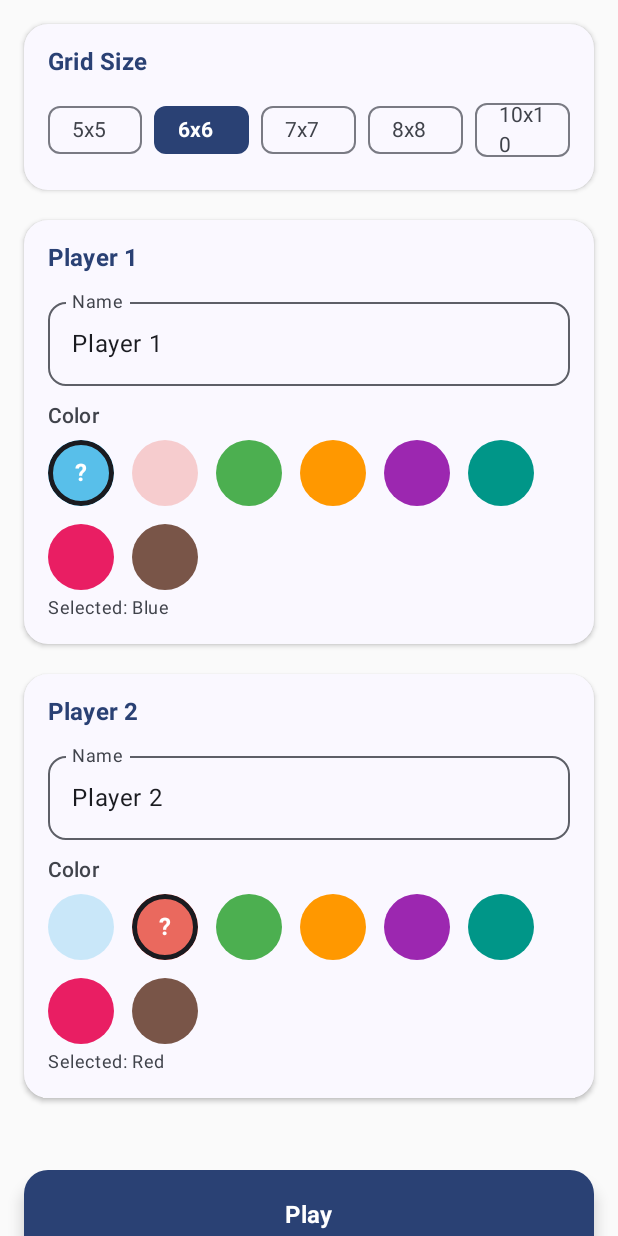
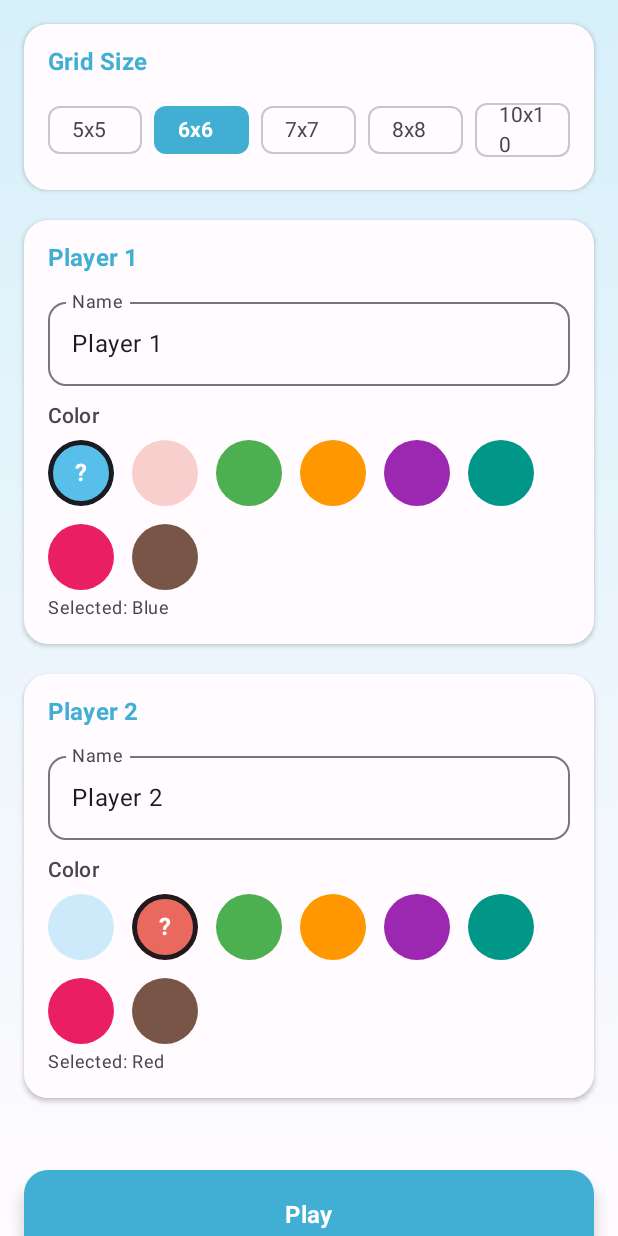
Before and after one commit to blueedgetechno/chainreaction, an Android app built with Jetpack Compose: the screen it shows after launch (MainActivity), after a tap on "PLAY VS.", on a phone screen of 412 x 824 dp. Run offline under Robolectric (Android 15) with nearby library versions, the phone set to English and light mode, and no system bars.

Commit message:
UI changes: light mode default, red/blue theme, circular slider thumb, #41afd4 blue
- Force light mode by default (not system preference) in Theme.kt
- Update color scheme to red/blue game theme (#41AFD4 blue, #EA695E red)
- Add circular slider handle for difficulty slider
- Use #41afd4 for Blue in game board background
- Add gradient background to setup screen matching main menu

Co-authored-by: blueedgetechno <54899800+blueedgetechno@users.noreply.github.com>

```diff
--- a/app/src/main/java/com/blueedge/chainreaction/ui/screens/GameBoardScreen.kt
+++ b/app/src/main/java/com/blueedge/chainreaction/ui/screens/GameBoardScreen.kt
@@ -68,7 +68,7 @@ fun GameBoardScreen(
     // Vivid background that transitions between player colors
     val bgColor by animateColorAsState(
         targetValue = if (state.currentPlayerId == 1)
-            Color(0xFF5BAAEF) // Vivid blue
+            Color(0xFF41AFD4) // Blue
         else
             Color(0xFFE99C7C), // Warm coral
         animationSpec = tween(600),
--- a/app/src/main/java/com/blueedge/chainreaction/ui/screens/GameSetupScreen.kt
+++ b/app/src/main/java/com/blueedge/chainreaction/ui/screens/GameSetupScreen.kt
@@ -24,6 +24,7 @@ import androidx.compose.material3.Button
 import androidx.compose.material3.ButtonDefaults
 import androidx.compose.material3.Card
 import androidx.compose.material3.CardDefaults
+import androidx.compose.material3.ExperimentalMaterial3Api
 import androidx.compose.material3.FilterChip
 import androidx.compose.material3.FilterChipDefaults
 import androidx.compose.material3.MaterialTheme
@@ -42,6 +43,7 @@ import androidx.compose.runtime.setValue
 import androidx.compose.ui.Alignment
 import androidx.compose.ui.Modifier
 import androidx.compose.ui.draw.clip
+import androidx.compose.ui.graphics.Brush
 import androidx.compose.ui.graphics.Color
 import androidx.compose.ui.text.font.FontWeight
 import androidx.compose.ui.text.style.TextAlign
@@ -77,6 +79,14 @@ fun GameSetupScreen(
     Column(
         modifier = Modifier
             .fillMaxSize()
+            .background(
+                Brush.verticalGradient(
+                    colors = listOf(
+                        MaterialTheme.colorScheme.primaryContainer,
+                        MaterialTheme.colorScheme.background
+                    )
+                )
+            )
             .verticalScroll(rememberScrollState())
             .padding(16.dp),
         verticalArrangement = Arrangement.spacedBy(20.dp, Alignment.CenterVertically),
@@ -298,6 +308,7 @@ private fun ColorPicker(
     }
 }
 
+@OptIn(ExperimentalMaterial3Api::class)
 @Composable
 private fun DifficultySlider(
     selected: BotDifficulty,
@@ -326,7 +337,15 @@ private fun DifficultySlider(
                 thumbColor = MaterialTheme.colorScheme.primary,
                 activeTrackColor = MaterialTheme.colorScheme.primary,
                 inactiveTrackColor = MaterialTheme.colorScheme.primaryContainer
-            )
+            ),
+            thumb = {
+                Box(
+                    modifier = Modifier
+                        .size(24.dp)
+                        .clip(CircleShape)
+                        .background(MaterialTheme.colorScheme.primary)
+                )
+            }
         )
 
         Spacer(modifier = Modifier.height(4.dp))
--- a/app/src/main/java/com/blueedge/chainreaction/ui/theme/Theme.kt
+++ b/app/src/main/java/com/blueedge/chainreaction/ui/theme/Theme.kt
@@ -9,35 +9,32 @@ import androidx.compose.material3.dynamicDarkColorScheme
 import androidx.compose.material3.dynamicLightColorScheme
 import androidx.compose.material3.lightColorScheme
 import androidx.compose.runtime.Composable
+import androidx.compose.ui.graphics.Color
 import androidx.compose.ui.platform.LocalContext
 
 private val DarkColorScheme = darkColorScheme(
-    primary = Purple80,
-    secondary = PurpleGrey80,
-    tertiary = Pink80
+    primary = Color(0xFF41AFD4),
+    secondary = Color(0xFFEA695E),
+    tertiary = Color(0xFFEA695E)
 )
 
 private val LightColorScheme = lightColorScheme(
-    primary = Purple40,
-    secondary = PurpleGrey40,
-    tertiary = Pink40
-
-    /* Other default colors to override
+    primary = Color(0xFF41AFD4),
+    secondary = Color(0xFFEA695E),
+    tertiary = Color(0xFFEA695E),
+    primaryContainer = Color(0xFFD6F0FA),
     background = Color(0xFFFFFBFE),
     surface = Color(0xFFFFFBFE),
     onPrimary = Color.White,
     onSecondary = Color.White,
-    onTertiary = Color.White,
-    onBackground = Color(0xFF1C1B1F),
-    onSurface = Color(0xFF1C1B1F),
-    */
+    onTertiary = Color.White
 )
 
 @Composable
 fun ChainReactionTheme(
-    darkTheme: Boolean = isSystemInDarkTheme(),
+    darkTheme: Boolean = false,
     // Dynamic color is available on Android 12+
-    dynamicColor: Boolean = true,
+    dynamicColor: Boolean = false,
     content: @Composable () -> Unit
 ) {
     val colorScheme = when {
```
